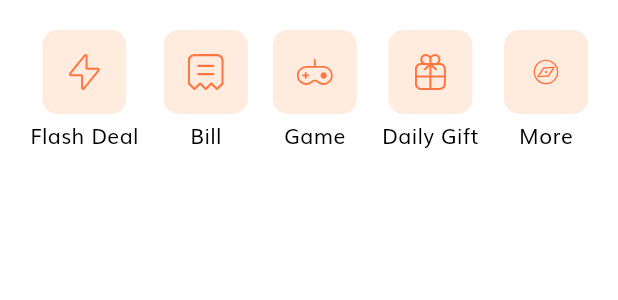
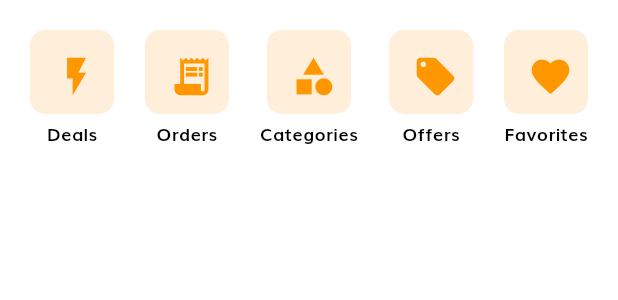
Before and after one commit to chihabMe/stocksync, a Flutter app: the Categories widget shown alone on an empty page, opened directly, on a phone screen of 412 x 824 dp. Shown: the top 300 px of the screen. Run offline on Flutter 3.47's test engine with Material 3 defaults, Android fonts, the phone set to English and light mode, and no system bars; our stand-ins replace dio, flutter_secure_storage, flutter_svg, image_picker, shared_preferences; accounts and stored records are empty; network calls fail.

```diff
--- a/app/lib/endpoints.dart
+++ b/app/lib/endpoints.dart
@@ -1,4 +1,4 @@
-const String api = "http://10.0.2.2:8000/api/v1/";
+const String api = "http://192.168.208.17:8000/api/v1/";
 const String productEndpoint = api + "products/";
 const String likedProductsEndpoint = api + "products/liked/";
 const String loginEndpoint = api + "auth/token/obtain/";
--- a/app/lib/screens/home/components/categories.dart
+++ b/app/lib/screens/home/components/categories.dart
@@ -1,5 +1,4 @@
 import 'package:flutter/material.dart';
-import 'package:flutter_svg/flutter_svg.dart';
 
 class Categories extends StatelessWidget {
   const Categories({super.key});
@@ -7,11 +6,11 @@ class Categories extends StatelessWidget {
   @override
   Widget build(BuildContext context) {
     List<Map<String, dynamic>> categories = [
-      {"icon": "assets/icons/Flash Icon.svg", "text": "Flash Deal"},
-      {"icon": "assets/icons/Bill Icon.svg", "text": "Bill"},
-      {"icon": "assets/icons/Game Icon.svg", "text": "Game"},
-      {"icon": "assets/icons/Gift Icon.svg", "text": "Daily Gift"},
-      {"icon": "assets/icons/Discover.svg", "text": "More"},
+      {"icon": Icons.flash_on, "text": "Deals"},
+      {"icon": Icons.receipt_long, "text": "Orders"},
+      {"icon": Icons.category, "text": "Categories"},
+      {"icon": Icons.local_offer, "text": "Offers"},
+      {"icon": Icons.favorite, "text": "Favorites"},
     ];
     return Padding(
       padding: const EdgeInsets.all(20),
@@ -39,7 +38,8 @@ class CategoryCard extends StatelessWidget {
     required this.press,
   }) : super(key: key);
 
-  final String icon, text;
+  final IconData icon;
+  final String text;
   final GestureTapCallback press;
 
   @override
@@ -53,13 +53,17 @@ class CategoryCard extends StatelessWidget {
             height: 56,
             width: 56,
             decoration: BoxDecoration(
-              color: const Color(0xFFFFECDF),
+              color: Colors.orangeAccent.withOpacity(0.2),
               borderRadius: BorderRadius.circular(10),
             ),
-            child: SvgPicture.asset(icon),
+            child: Icon(icon, color: Colors.orange, size: 30),
           ),
           const SizedBox(height: 4),
-          Text(text, textAlign: TextAlign.center)
+          Text(
+            text,
+            textAlign: TextAlign.center,
+            style: const TextStyle(fontSize: 12, fontWeight: FontWeight.bold),
+          )
         ],
       ),
     );
--- a/app/lib/screens/sign_in/components/sign_form.dart
+++ b/app/lib/screens/sign_in/components/sign_form.dart
@@ -1,4 +1,5 @@
 import 'package:flutter/material.dart';
+import 'package:shop_app/endpoints.dart';
 import 'package:shop_app/screens/auth/protected_screen.dart';
 import 'package:shop_app/screens/init_screen.dart';
 import 'package:shop_app/services/auth_servies.dart';
@@ -49,6 +50,9 @@ class _SignFormState extends State<SignForm> {
         isLoading = true;
       });
       KeyboardUtil.hideKeyboard(context);
+      print("------login----------");
+      print(loginEndpoint);
+      print("----------------");
 
       try {
         bool success = await authServices.login(email, password);
--- a/app/lib/services/auth_servies.dart
+++ b/app/lib/services/auth_servies.dart
@@ -25,7 +25,9 @@ class AuthServices {
       }
       return false;
     } catch (error) {
+      print("================");
       print("Error occurred: $error");
+      print("================");
       rethrow;
     }
   }
```
Also changed, not shown: app/lib/screens/details/components/product_description.dart (+0 -14 lines), app/lib/screens/details/details_screen.dart (+3 -4 lines), app/lib/screens/home/components/special_offers.dart (+17 -13 lines), app/lib/screens/seller/seller_product_screen.dart (+19 -1 lines), 1 other file.
